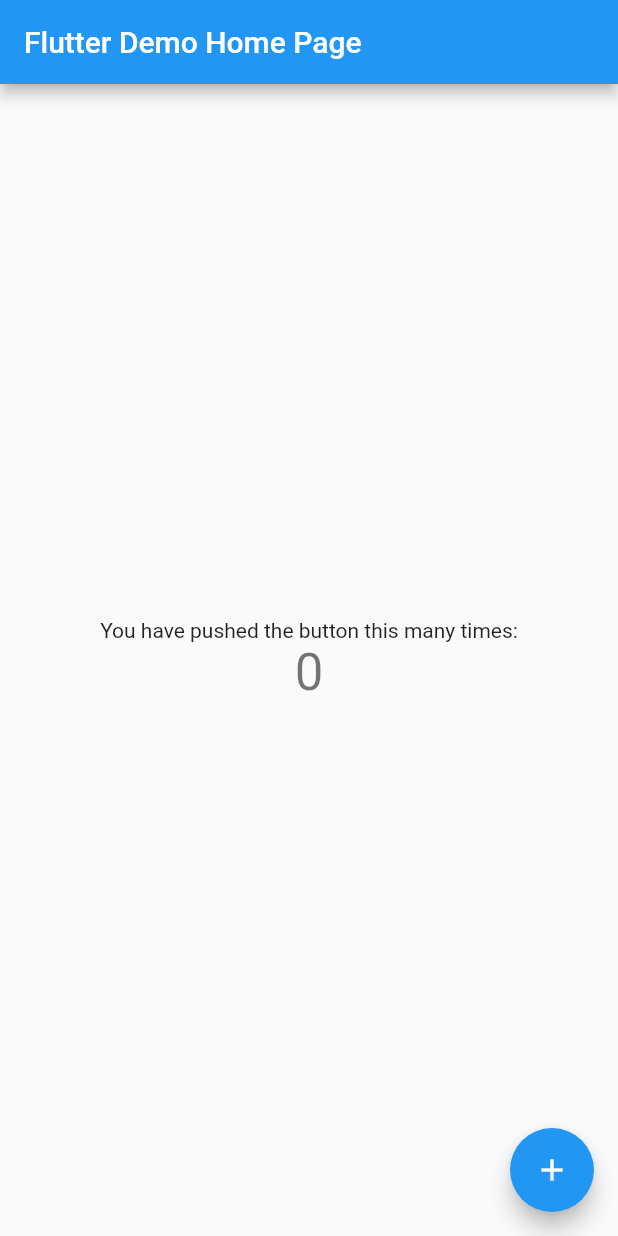
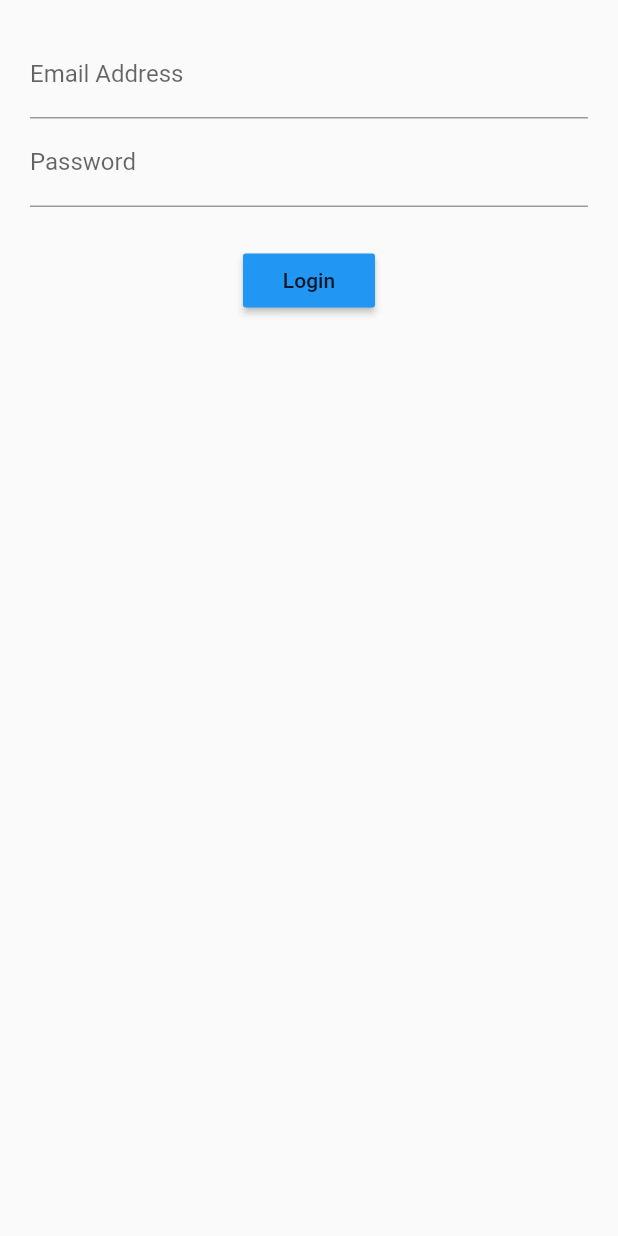
Before and after one commit to fiixed/login-bloc, a Flutter app: the screen it shows after launch, on a phone screen of 412 x 824 dp. Run offline on Flutter 3.47's test engine with Material 2 defaults, Android fonts, the phone set to English and light mode, and no system bars.

```diff
--- a/lib/main.dart
+++ b/lib/main.dart
@@ -1,111 +1,5 @@
 import 'package:flutter/material.dart';
+import 'package:login_bloc/src/app.dart';
 
-void main() => runApp(MyApp());
 
-class MyApp extends StatelessWidget {
-  // This widget is the root of your application.
-  @override
-  Widget build(BuildContext context) {
-    return MaterialApp(
-      title: 'Flutter Demo',
-      theme: ThemeData(
-        // This is the theme of your application.
-        //
-        // Try running your application with "flutter run". You'll see the
-        // application has a blue toolbar. Then, without quitting the app, try
-        // changing the primarySwatch below to Colors.green and then invoke
-        // "hot reload" (press "r" in the console where you ran "flutter run",
-        // or simply save your changes to "hot reload" in a Flutter IDE).
-        // Notice that the counter didn't reset back to zero; the application
-        // is not restarted.
-        primarySwatch: Colors.blue,
-      ),
-      home: MyHomePage(title: 'Flutter Demo Home Page'),
-    );
-  }
-}
-
-class MyHomePage extends StatefulWidget {
-  MyHomePage({Key key, this.title}) : super(key: key);
-
-  // This widget is the home page of your application. It is stateful, meaning
-  // that it has a State object (defined below) that contains fields that affect
-  // how it looks.
-
-  // This class is the configuration for the state. It holds the values (in this
-  // case the title) provided by the parent (in this case the App widget) and
-  // used by the build method of the State. Fields in a Widget subclass are
-  // always marked "final".
-
-  final String title;
-
-  @override
-  _MyHomePageState createState() => _MyHomePageState();
-}
-
-class _MyHomePageState extends State<MyHomePage> {
-  int _counter = 0;
-
-  void _incrementCounter() {
-    setState(() {
-      // This call to setState tells the Flutter framework that something has
-      // changed in this State, which causes it to rerun the build method below
-      // so that the display can reflect the updated values. If we changed
-      // _counter without calling setState(), then the build method would not be
-      // called again, and so nothing would appear to happen.
-      _counter++;
-    });
-  }
-
-  @override
-  Widget build(BuildContext context) {
-    // This method is rerun every time setState is called, for instance as done
-    // by the _incrementCounter method above.
-    //
-    // The Flutter framework has been optimized to make rerunning build methods
-    // fast, so that you can just rebuild anything that needs updating rather
-    // than having to individually change instances of widgets.
-    return Scaffold(
-      appBar: AppBar(
-        // Here we take the value from the MyHomePage object that was created by
-        // the App.build method, and use it to set our appbar title.
-        title: Text(widget.title),
-      ),
-      body: Center(
-        // Center is a layout widget. It takes a single child and positions it
-        // in the middle of the parent.
-        child: Column(
-          // Column is also layout widget. It takes a list of children and
-          // arranges them vertically. By default, it sizes itself to fit its
-          // children horizontally, and tries to be as tall as its parent.
-          //
-          // Invoke "debug painting" (press "p" in the console, choose the
-          // "Toggle Debug Paint" action from the Flutter Inspector in Android
-          // Studio, or the "Toggle Debug Paint" command in Visual Studio Code)
-          // to see the wireframe for each widget.
-          //
-          // Column has various properties to control how it sizes itself and
-          // how it positions its children. Here we use mainAxisAlignment to
-          // center the children vertically; the main axis here is the vertical
-          // axis because Columns are vertical (the cross axis would be
-          // horizontal).
-          mainAxisAlignment: MainAxisAlignment.center,
-          children: <Widget>[
-            Text(
-              'You have pushed the button this many times:',
-            ),
-            Text(
-              '$_counter',
-              style: Theme.of(context).textTheme.display1,
-            ),
-          ],
-        ),
-      ),
-      floatingActionButton: FloatingActionButton(
-        onPressed: _incrementCounter,
-        tooltip: 'Increment',
-        child: Icon(Icons.add),
-      ), // This trailing comma makes auto-formatting nicer for build methods.
-    );
-  }
-}
+void main() => runApp(App());
--- /dev/null
+++ b/lib/src/app.dart
@@ -0,0 +1,15 @@
+import 'package:flutter/material.dart';
+import 'package:login_bloc/src/screens/login_screen.dart';
+
+class App extends StatelessWidget {
+  @override
+  Widget build(BuildContext context) {
+    return MaterialApp(
+      title: 'Log Me In',
+      home: Scaffold(
+        body: LoginScreen(),
+      ),
+    );
+  }
+
+}
--- /dev/null
+++ b/lib/src/blocs/bloc.dart
@@ -0,0 +1,9 @@
+import 'dart:async';
+
+class Bloc {
+  final _emailController = StreamController<String>();
+  final _passwordController = StreamController<String>();
+
+  Function(String) get changeEmail => _emailController.sink.add;
+
+}
--- /dev/null
+++ b/lib/src/screens/login_screen.dart
@@ -0,0 +1,46 @@
+import 'package:flutter/material.dart';
+
+class LoginScreen extends StatelessWidget {
+  @override
+  Widget build(BuildContext context) {
+    return Container(
+      margin: EdgeInsets.all(20.0),
+      child: Column(
+        children: <Widget>[
+          emailField(),
+          passwordField(),
+          Container(margin: EdgeInsets.only(top: 25.0)),
+          submitButton(),
+        ],
+      ),
+    );
+  }
+
+  Widget emailField() {
+    return TextField(
+      keyboardType: TextInputType.emailAddress,
+      decoration: InputDecoration(
+        hintText: 'you@example.com',
+        labelText: 'Email Address'
+      ),
+    );
+  }
+
+  Widget passwordField() {
+    return TextField(
+      obscureText: true,
+      decoration: InputDecoration(
+        hintText: 'Password',
+        labelText: 'Password'
+      ),
+    );
+  }
+
+  Widget submitButton() {
+    return RaisedButton(
+      child: Text('Login'),
+      color: Colors.blue,
+      onPressed: () {},
+    );
+  }
+}
```
Also changed, not shown: 1 other file.
